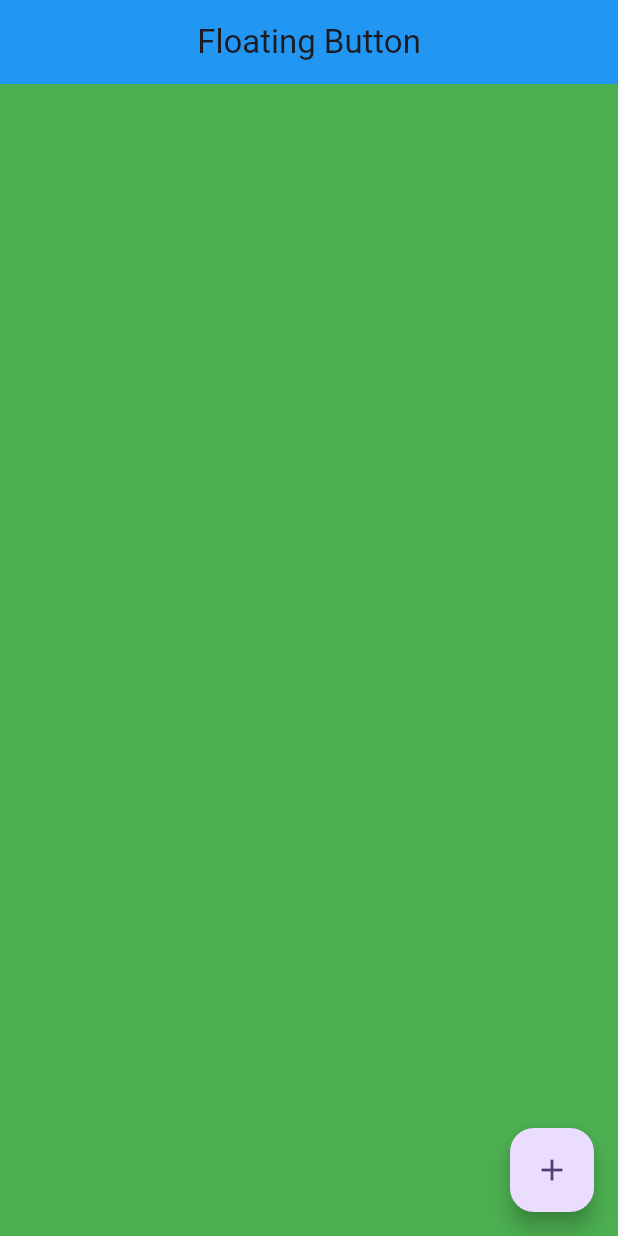
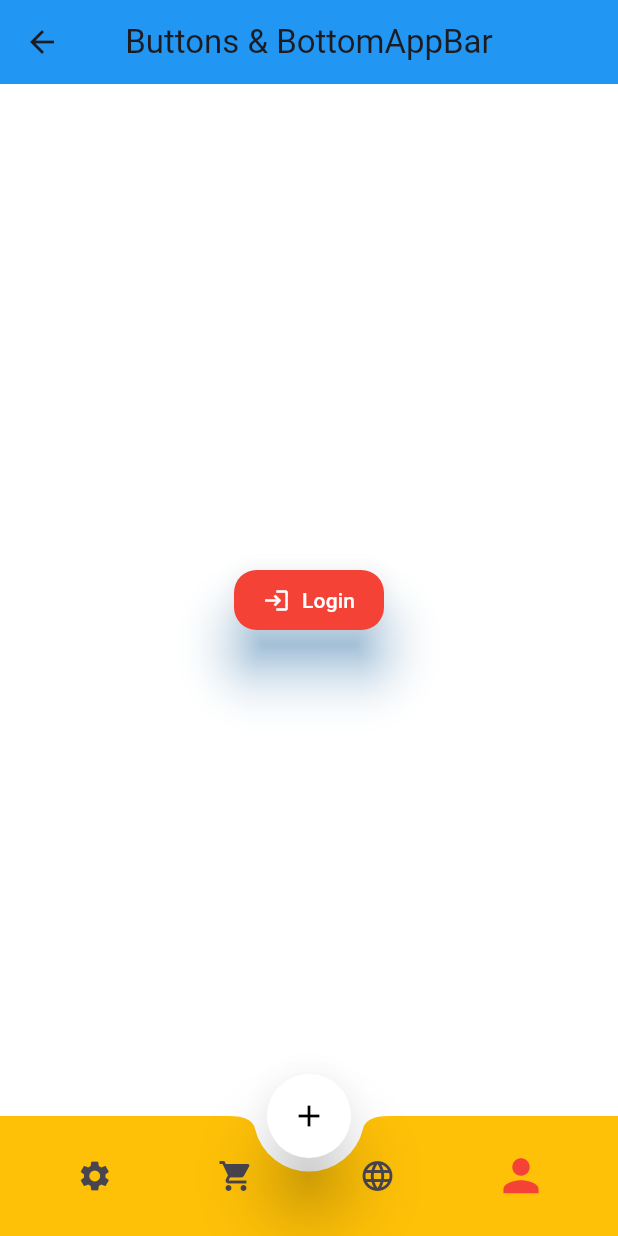
Before and after one commit to MohammadBahlaq/flutter_application_1, a Flutter app: the FloatingButton screen opened directly, on a phone screen of 412 x 824 dp. Run offline on Flutter 3.47's test engine with Material 3 defaults, Android fonts, the phone set to English and light mode, and no system bars.

Commit message:
buttons, padding, scroll, bottomAppBar

```diff
--- a/lib/main.dart
+++ b/lib/main.dart
@@ -5,7 +5,9 @@ import 'package:flutter_application_1/widgets/app_bar_widget.dart';
 import 'package:flutter_application_1/widgets/column_widget.dart';
 import 'package:flutter_application_1/widgets/container_widget.dart';
 import 'package:flutter_application_1/widgets/floating_button.dart';
+import 'package:flutter_application_1/widgets/gesture_inkwell_buttons.dart';
 import 'package:flutter_application_1/widgets/image_widget.dart';
+import 'package:flutter_application_1/widgets/padding_widget.dart';
 import 'package:flutter_application_1/widgets/row_widget.dart';
 import 'package:flutter_application_1/widgets/stack_widget.dart';
 
@@ -24,7 +26,7 @@ class MyApp extends StatelessWidget {
         useMaterial3: true,
         colorScheme: ColorScheme.fromSeed(seedColor: Colors.deepPurple),
       ),
-      home: FloatingButton(),
+      home: PaddingWidget(),
     );
   }
 }
--- a/lib/widgets/floating_button.dart
+++ b/lib/widgets/floating_button.dart
@@ -6,19 +6,92 @@ class FloatingButton extends StatelessWidget {
   @override
   Widget build(BuildContext context) {
     return Scaffold(
+      backgroundColor: Colors.white,
       appBar: AppBar(
-        title: Text("Floating Button"),
+        title: Text("Buttons & BottomAppBar"),
         centerTitle: true,
         backgroundColor: Colors.blue,
-        leadingWidth: 100,
       ),
+      bottomNavigationBar: BottomAppBar(
+        color: Colors.amber,
+        notchMargin: 9,
+        shape: CircularNotchedRectangle(),
+        // padding: EdgeInsets.all(60),
+        child: Row(
+          mainAxisAlignment: MainAxisAlignment.spaceAround,
+          children: [
+            IconButton(onPressed: () {}, icon: Icon(Icons.settings)),
+            IconButton(onPressed: () {}, icon: Icon(Icons.shopping_cart)),
+            IconButton(onPressed: () {}, icon: Icon(Icons.language)),
+            IconButton(
+              onPressed: () {
+                print("onPressed");
+              },
+              icon: Icon(Icons.person),
+              color: Colors.red,
+              onLongPress: () {
+                print("onLongPress");
+              },
+              iconSize: 35,
+            ),
+          ],
+        ),
+      ),
+      floatingActionButtonLocation: FloatingActionButtonLocation.centerDocked,
       floatingActionButton: FloatingActionButton(
         onPressed: () {
-          print("object");
+          print("FloatingActionButton");
         },
+        backgroundColor: Colors.white,
+        foregroundColor: Colors.black,
+        elevation: 20,
+
+        ///Floating button but small
+        mini: false,
+        splashColor: Colors.red,
+        tooltip: "Add",
+
+        ///If you want to give floating button circle shape
+        shape: CircleBorder(),
         child: Icon(Icons.add),
       ),
-      body: Container(color: Colors.green),
+      body: Center(
+        child: Column(
+          mainAxisAlignment: MainAxisAlignment.center,
+          children: [
+            Tooltip(
+              ///If you want to show message onLongPress
+              message: "ElevatedButton",
+              child: ElevatedButton.icon(
+                style: ElevatedButton.styleFrom(
+                  elevation: 15,
+                  backgroundColor: Colors.red,
+                  foregroundColor: Colors.white,
+                  // padding: EdgeInsets.symmetric(horizontal: 40),
+                  // fixedSize: Size(100, 60),
+                  fixedSize: Size.fromWidth(100),
+                  // fixedSize: Size.fromHeight(100),
+                  shape: RoundedRectangleBorder(
+                    borderRadius: BorderRadiusGeometry.circular(15),
+                  ),
+                  alignment: Alignment.center,
+                  padding: EdgeInsets.zero,
+
+                  ///Color for shadow that appears when you click on the button
+                  ///and disappear fast
+                  shadowColor: Colors.blue,
+                ),
+                onPressed: () {
+                  print("Login");
+                },
+                label: Text('Login'),
+                icon: Icon(Icons.login),
+              ),
+            ),
+            // ElevatedButton(onPressed: () {}, child: Text('Signup')),
+          ],
+        ),
+      ),
     );
   }
 }
```
Also changed, not shown: lib/widgets/gesture_inkwell_buttons.dart (added, +40 -0 lines), lib/widgets/padding_widget.dart (added, +28 -0 lines), lib/widgets/single_child_scroll_view_widget.dart (added, +36 -0 lines).
